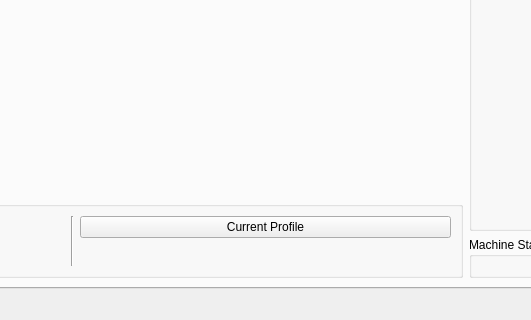
Old version of the form esme/gui/ui/mainwindow.ui in the repository st-walker/esme; both pictures show x 714 to 1245 and y 465 to 785 of the 1400 by 785 pixel window.
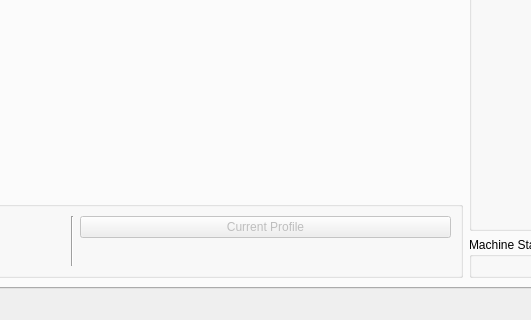
New version of the form. Custom widgets are drawn as their Qt base class.

Commit message: added some buttons to the main window

The edit to the form file:
```diff
--- a/esme/gui/ui/mainwindow.ui
+++ b/esme/gui/ui/mainwindow.ui
@@ -56,7 +56,10 @@
             </property>
             <layout class="QGridLayout" name="gridLayout_6">
              <item row="0" column="3">
-              <widget class="QPushButton" name="pushButton">
+              <widget class="QPushButton" name="current_profile_button">
+               <property name="enabled">
+                <bool>false</bool>
+               </property>
                <property name="text">
                 <string>Current Profile</string>
                </property>
```
Left out of the diff: 4 changed lines with no effect on the pictures. The commit also changes 1 other file.
